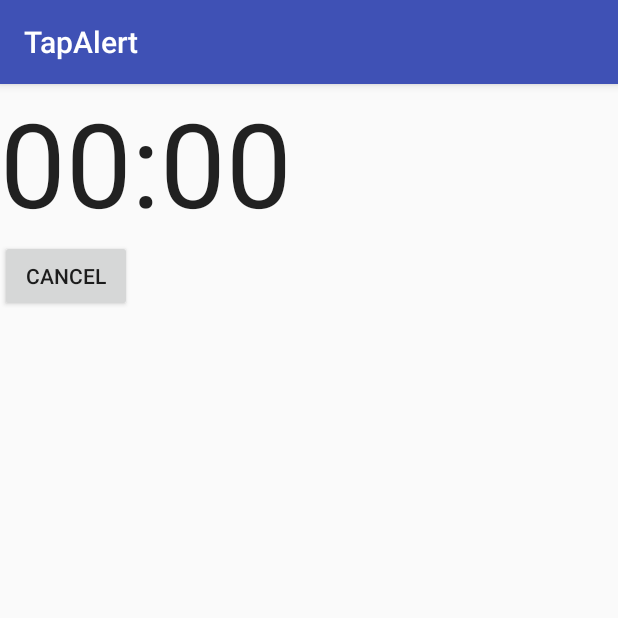
After one commit to CrSherbet/TapAlert, an Android app: the CountDownActivity screen opened directly, with no data from a screen before it, on a phone screen of 412 x 824 dp, the top half of it. The commit adds this screen. Run offline under Robolectric (Android 15) with nearby library versions, the phone set to English and light mode, and no system bars.

Commit message:
can open new activity

```diff
--- a/app/src/main/AndroidManifest.xml
+++ b/app/src/main/AndroidManifest.xml
@@ -16,6 +16,7 @@
                 <category android:name="android.intent.category.LAUNCHER" />
             </intent-filter>
         </activity>
+        <activity android:name=".CountDownActivity"></activity>
     </application>
 
 </manifest>
--- /dev/null
+++ b/app/src/main/java/com/example/waris/tapalert/CountDownActivity.java
@@ -0,0 +1,13 @@
+package com.example.waris.tapalert;
+
+import android.support.v7.app.AppCompatActivity;
+import android.os.Bundle;
+
+public class CountDownActivity extends AppCompatActivity {
+
+    @Override
+    protected void onCreate(Bundle savedInstanceState) {
+        super.onCreate(savedInstanceState);
+        setContentView(R.layout.activity_count_down);
+    }
+}
--- a/app/src/main/java/com/example/waris/tapalert/MainView.java
+++ b/app/src/main/java/com/example/waris/tapalert/MainView.java
@@ -7,5 +7,4 @@ package com.example.waris.tapalert;
 public interface MainView {
     void showFlowRate(double flowRate);
     void showUsingTime(String time);
-
 }
--- /dev/null
+++ b/app/src/main/res/layout/activity_count_down.xml
@@ -0,0 +1,23 @@
+<?xml version="1.0" encoding="utf-8"?>
+<LinearLayout
+    xmlns:android="http://schemas.android.com/apk/res/android"
+    xmlns:app="http://schemas.android.com/apk/res-auto"
+    xmlns:tools="http://schemas.android.com/tools"
+    android:layout_width="match_parent"
+    android:layout_height="match_parent"
+    android:orientation="vertical"
+    tools:context="com.example.waris.tapalert.CountDownActivity">
+
+    <Chronometer
+        android:id="@+id/watcher"
+        android:layout_width="wrap_content"
+        android:layout_height="wrap_content"
+        android:textSize="35pt"/>
+
+    <Button
+        android:id="@+id/btn_cancel"
+        android:layout_width="wrap_content"
+        android:layout_height="wrap_content"
+        android:text="Cancel"/>
+
+</LinearLayout>
--- a/app/src/main/res/layout/activity_main.xml
+++ b/app/src/main/res/layout/activity_main.xml
@@ -60,11 +60,12 @@
     <Chronometer
         android:id="@+id/textWatch"
         android:layout_width="wrap_content"
-        android:layout_height="wrap_content"  />
+        android:layout_height="wrap_content" />
     <Button
         android:id="@+id/btn_start"
         android:layout_width="wrap_content"
         android:layout_height="wrap_content"
+        android:onClick="setupTime"
         android:text="Start"/>
 
 </LinearLayout>
```
Also changed, not shown: app/src/main/java/com/example/waris/tapalert/MainActivity.java (+16 -3 lines), app/src/main/java/com/example/waris/tapalert/MainPresenter.java (+8 -1 lines), app/src/main/java/model/Tank.java (+6 -4 lines), app/src/main/java/model/Tap.java (+5 -3 lines), app/src/main/java/model/Timer.java (+9 -5 lines).
